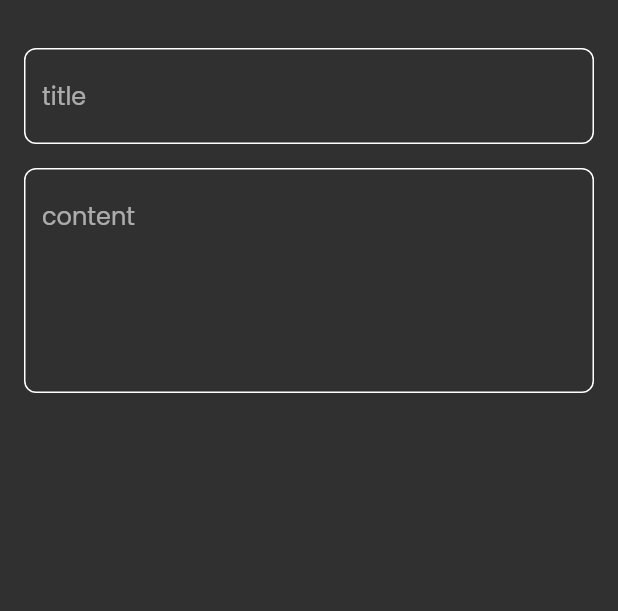
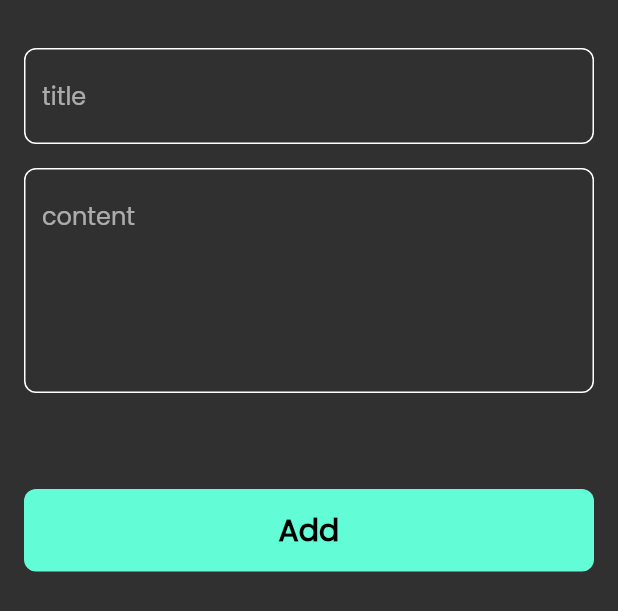
Before and after one commit to mostafahassan8799/Notes_App, a Flutter app: the CustomBottomSheet widget shown alone on an empty page, opened directly, on a phone screen of 412 x 824 dp. Shown: the top 611 px of the screen. Run offline on Flutter 3.47's test engine with Material 2 defaults, Android fonts, the phone set to English and light mode, and no system bars.

Commit message:
finish notes bottom sheet

```diff
--- a/lib/widgets/custom_bottom_sheet.dart
+++ b/lib/widgets/custom_bottom_sheet.dart
@@ -1,5 +1,7 @@
 import 'package:flutter/material.dart';
+import 'package:notes_app/constants/string_const.dart';
 
+import 'custom_button.dart';
 import 'custom_text_field.dart';
 
 class CustomBottomSheet extends StatelessWidget {
@@ -9,6 +11,7 @@ class CustomBottomSheet extends StatelessWidget {
   Widget build(BuildContext context) {
     return Padding(
       padding: const EdgeInsets.symmetric(horizontal: 16),
+      child: SingleChildScrollView(
         child: Column(
           children: const [
             SizedBox(
@@ -23,8 +26,16 @@ class CustomBottomSheet extends StatelessWidget {
             CustomTextField(
               hint: 'content',
               maxLines: 5,
-          )
+            ),
+            SizedBox(
+              height: 64,
+            ),
+            CustomButton(),
+            SizedBox(
+              height: 16,
+            ),
           ],
+        ),
       ),
     );
   }
--- /dev/null
+++ b/lib/widgets/custom_button.dart
@@ -0,0 +1,26 @@
+import 'package:flutter/material.dart';
+
+import '../constants/string_const.dart';
+
+class CustomButton extends StatelessWidget {
+  const CustomButton({super.key});
+
+  @override
+  Widget build(BuildContext context) {
+    return Container(
+      width: MediaQuery.of(context).size.width,
+      height: 55,
+      decoration: BoxDecoration(
+        color: kPrimaryColor,
+        borderRadius: BorderRadius.circular(8),
+      ),
+      child: const Center(
+        child: Text(
+          'Add',
+          style: TextStyle(
+              color: Colors.black, fontSize: 20, fontWeight: FontWeight.bold),
+        ),
+      ),
+    );
+  }
+}
```
Lines whose indentation alone changed are shown as unchanged.
